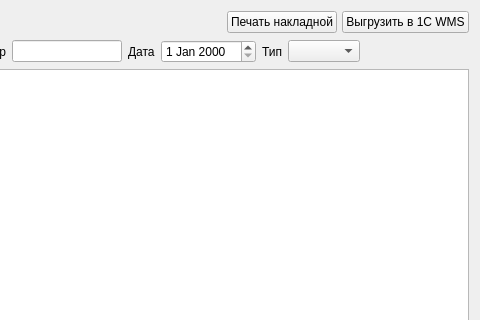
Old version of the form formacceptance.ui in the repository Sergeyego/warehouse; both pictures show x 345 to 825 and y 0 to 320 of the 825 by 586 pixel window.
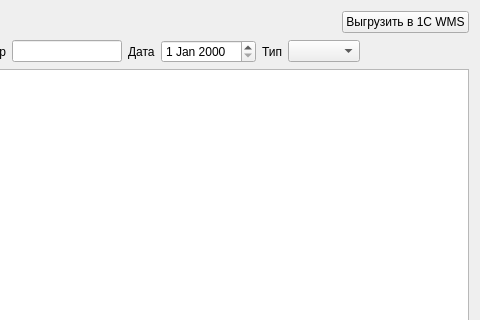
New version of the form. Custom widgets are drawn as their Qt base class.

What changed in the file:
```diff
--- a/formacceptance.ui
+++ b/formacceptance.ui
@@ -62,13 +62,6 @@
        </property>
       </spacer>
      </item>
-     <item>
-      <widget class="QPushButton" name="pushButtonNakl">
-       <property name="text">
-        <string>Печать накладной</string>
-       </property>
-      </widget>
-     </item>
      <item>
       <widget class="QPushButton" name="pushButton1C">
        <property name="text">
```
